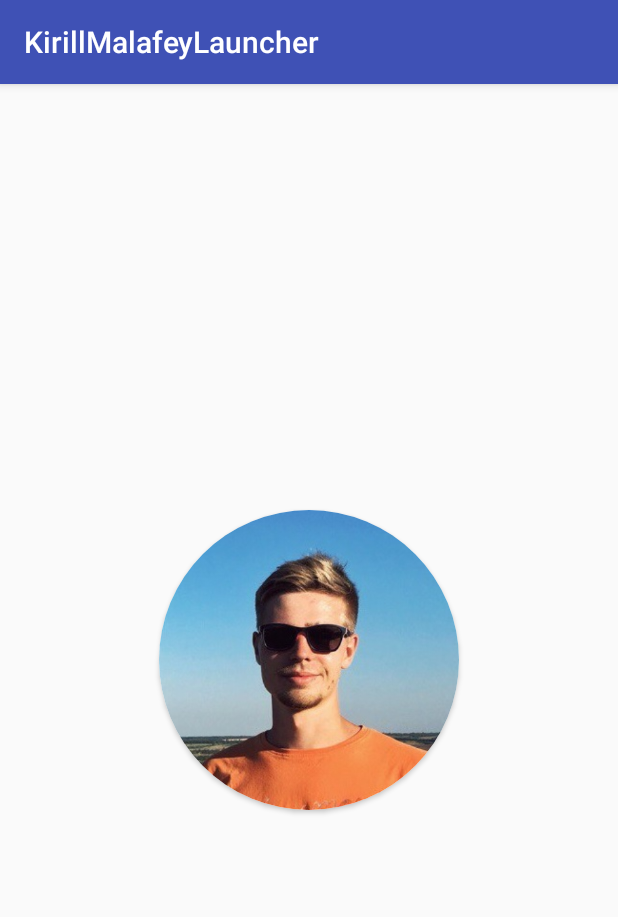
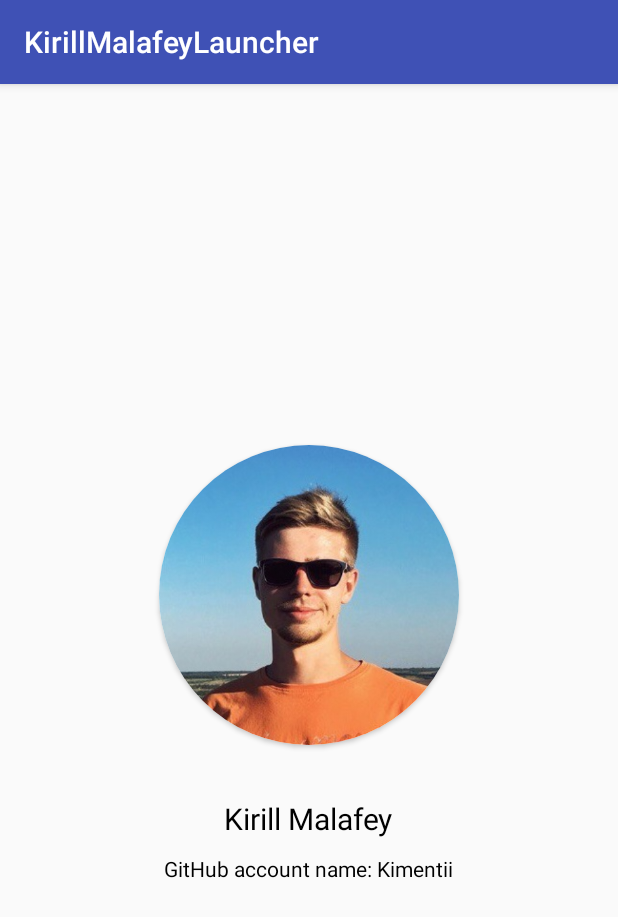
Before and after one commit to Kimentii/KirillMalafeyLauncher, an Android app: the screen it shows after launch (MainActivity), on a phone screen of 412 x 824 dp. Shown: the top 917 px of the screen. Run offline under Robolectric (Android 15) with nearby library versions, the phone set to English and light mode, and no system bars; libraries missing offline, so code that uses them is left out: com.crashlytics.android, io.fabric.sdk; 1 statement that could not run was skipped.

Commit message:
I deleted useless layout and added my name, surname and GitHub name.

```diff
--- a/app/src/main/res/layout/activity_main.xml
+++ b/app/src/main/res/layout/activity_main.xml
@@ -1,13 +1,7 @@
 <?xml version="1.0" encoding="utf-8"?>
-<FrameLayout
+<LinearLayout
     xmlns:android="http://schemas.android.com/apk/res/android"
     xmlns:app="http://schemas.android.com/apk/res-auto"
-    xmlns:tools="http://schemas.android.com/tools"
-    android:layout_width="match_parent"
-    android:layout_height="match_parent"
-    tools:context="kirill.malafey.launcher.MainActivity">
-
-    <LinearLayout
     android:layout_width="wrap_content"
     android:layout_height="wrap_content"
     android:layout_gravity="center"
@@ -24,8 +18,25 @@
             android:layout_width="wrap_content"
             android:layout_height="wrap_content"
             android:background="@color/white"
+            android:contentDescription="@string/my_photo"
             android:scaleType="centerCrop"
             android:src="@drawable/me"/>
     </android.support.v7.widget.CardView>
+
+    <TextView
+        android:layout_width="wrap_content"
+        android:layout_height="wrap_content"
+        android:layout_gravity="center"
+        android:layout_marginTop="30dp"
+        android:text="@string/name_and_surname"
+        android:textColor="@color/black"
+        android:textSize="20sp"/>
+
+    <TextView
+        android:layout_width="wrap_content"
+        android:layout_height="wrap_content"
+        android:layout_gravity="center"
+        android:layout_marginTop="10dp"
+        android:text="@string/github_account_name"
+        android:textColor="@color/black"/>
 </LinearLayout>
-</FrameLayout>
--- a/app/src/main/res/values/strings.xml
+++ b/app/src/main/res/values/strings.xml
@@ -1,3 +1,6 @@
 <resources>
     <string name="app_name">KirillMalafeyLauncher</string>
+    <string name="name_and_surname">Kirill Malafey</string>
+    <string name="github_account_name">GitHub account name: Kimentii</string>
+    <string name="my_photo">Kirill\'s photo</string>
 </resources>
```
Lines whose indentation alone changed are shown as unchanged.
